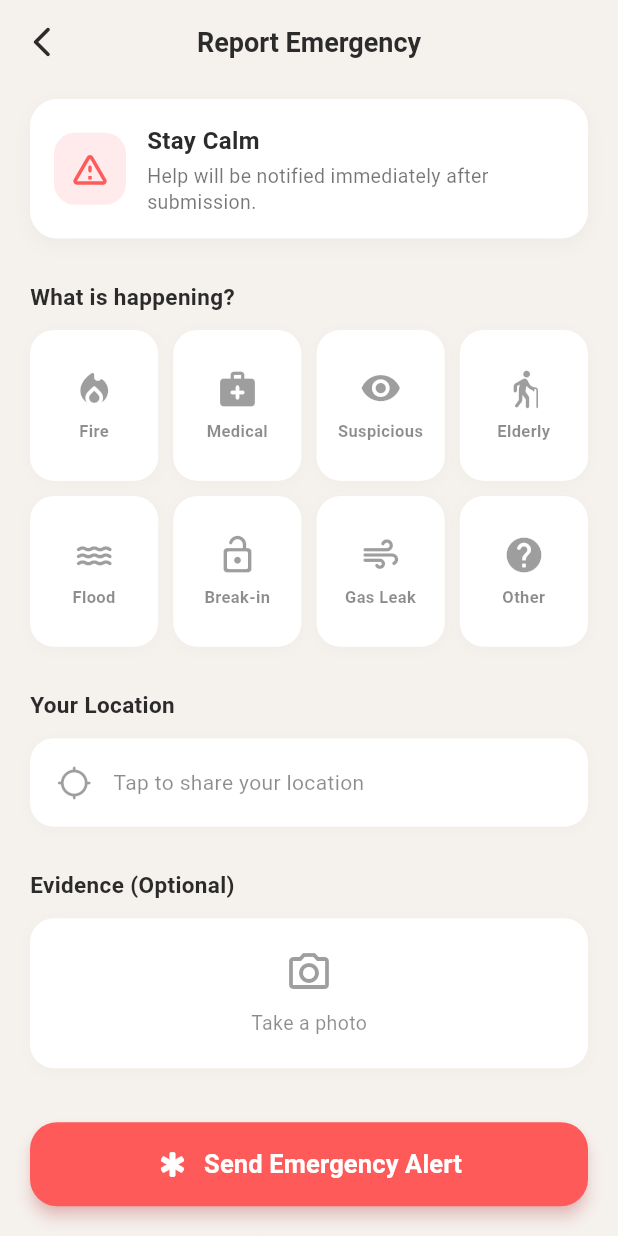
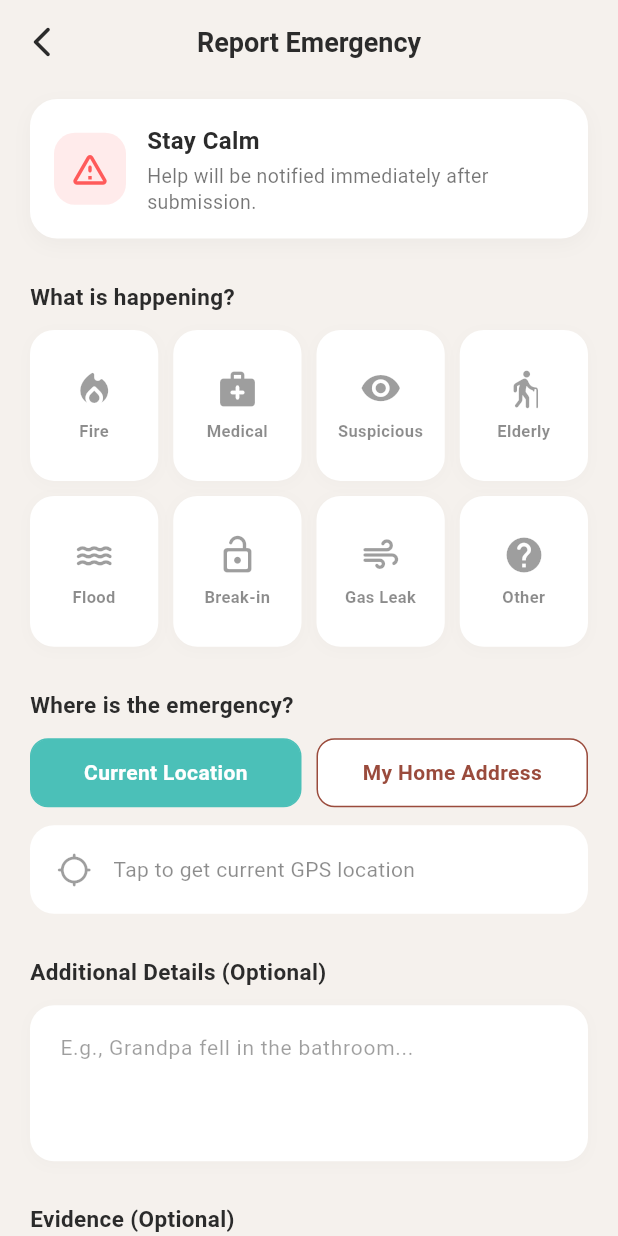
Before and after one commit to Jiazheng23/JiranMu-CommunityApp, a Flutter app: the EmergencyForm screen opened directly, on a phone screen of 412 x 824 dp. Run offline on Flutter 3.47's test engine with Material 3 defaults, Android fonts, the phone set to English and light mode, and no system bars; our stand-ins replace geolocator, google_maps_flutter, image_picker, qr_flutter, supabase_flutter, table_calendar; missing offline and left inert: mobile_scanner; accounts and stored records are empty.

Commit message:
merge master and resident emergency_form and floating button

```diff
--- a/lib/resident/emergency_form.dart
+++ b/lib/resident/emergency_form.dart
@@ -20,19 +20,19 @@ class _EmergencyFormState extends State<EmergencyForm> {
   static const Color primaryColor = Color(0xFF9A4B3C);
   static const Color textDark     = Color(0xFF2B2B2B);
 
-  // ── Emergency type selection ──
+  // ── State variables ──
   String? selectedType;
+  File? evidenceFile;
+  final TextEditingController _descController = TextEditingController(); // 📝 新增：描述控制器
 
-  // ── Evidence image ──
-  File? evidenceFile;
-
-  // ── Location ──
   double? latitude;
   double? longitude;
   bool isLocating  = false;
   bool isSubmitting = false;
 
-  // Emergency type options with icons + colors
+  bool useHomeAddress = false; // 🏠 新增：是否使用家庭住址
+
+  // Emergency type options
   final List<Map<String, dynamic>> emergencyTypes = [
     {'type': 'Fire',            'icon': Icons.local_fire_department_rounded, 'color': Color(0xFFFF5A5A), 'label': 'Fire'},
     {'type': 'Medical',         'icon': Icons.medical_services_rounded,      'color': Color(0xFFFF8C42), 'label': 'Medical'},
@@ -46,6 +46,7 @@ class _EmergencyFormState extends State<EmergencyForm> {
 
   @override
   void dispose() {
+    _descController.dispose();
     super.dispose();
   }
 
@@ -93,10 +94,10 @@ class _EmergencyFormState extends State<EmergencyForm> {
       return;
     }
 
-    // 🔥 建议加上这个拦截：没有位置不让提交
-    if (latitude == null || longitude == null) {
+    // 🚨 拦截验证：如果不是家庭住址，且没有 GPS，不让提交
+    if (!useHomeAddress && (latitude == null || longitude == null)) {
       ScaffoldMessenger.of(context).showSnackBar(const SnackBar(
-          content: Text("Please provide your location so help can find you."),
+          content: Text("Please provide your current location or select 'Home Address'."),
           backgroundColor: Colors.orange));
       return;
     }
@@ -107,10 +108,10 @@ class _EmergencyFormState extends State<EmergencyForm> {
       final userId = supabase.auth.currentUser?.id;
       String? evidenceUrl;
 
-      // Upload evidence image if provided
+      // Upload evidence image
       if (evidenceFile != null) {
         final fileName = 'report_${DateTime.now().millisecondsSinceEpoch}.jpg';
-        final path = 'public/$fileName'; // 存在 public 文件夹下
+        final path = 'public/$fileName';
         await supabase.storage.from('emergency_evidence').upload(path, evidenceFile!);
         evidenceUrl = supabase.storage.from('emergency_evidence').getPublicUrl(path);
       }
@@ -119,14 +120,16 @@ class _EmergencyFormState extends State<EmergencyForm> {
       await supabase.from('emergency').insert({
         'user_id':      userId,
         'type':         selectedType,
-        'status':       'active', // 🔥 这里改回 'active'
-        'latitude':     latitude,
-        'longitude':    longitude,
-        'report_evidence_url': evidenceUrl, // ✅ 这里的命名非常正确！
+        'status':       'active', // 🔥 已修正：直接变成 active 让保安看到
+        'latitude':     useHomeAddress ? null : latitude,
+        'longitude':    useHomeAddress ? null : longitude,
+        'is_home_address': useHomeAddress, // 🏠 记录是否是家庭住址
+        'description':  _descController.text.trim().isEmpty ? null : _descController.text.trim(), // 📝 保存描述
+        'report_evidence_url': evidenceUrl,
       });
 
       if (mounted) {
-        Navigator.pop(context); // 提交成功后返回 Home
+        Navigator.pop(context);
         ScaffoldMessenger.of(context).showSnackBar(const SnackBar(
             content: Text("🚨 Emergency reported! Help is on the way."),
             backgroundColor: Color(0xFF6B8E6B),
@@ -146,7 +149,6 @@ class _EmergencyFormState extends State<EmergencyForm> {
 
   @override
   Widget build(BuildContext context) {
-    // 修复：改用 Scaffold 作为根组件
     return Scaffold(
       backgroundColor: bgColor,
       appBar: AppBar(
@@ -172,39 +174,24 @@ class _EmergencyFormState extends State<EmergencyForm> {
               Container(
                 padding: const EdgeInsets.all(16),
                 decoration: BoxDecoration(
-                  color: Colors.white,
-                  borderRadius: BorderRadius.circular(18),
-                  boxShadow: [
-                    BoxShadow(
-                      color: Colors.black.withOpacity(0.03),
-                      blurRadius: 10,
-                      offset: const Offset(0, 4),
-                    ),
-                  ],
+                  color: Colors.white, borderRadius: BorderRadius.circular(18),
+                  boxShadow: [BoxShadow(color: Colors.black.withOpacity(0.03), blurRadius: 10, offset: const Offset(0, 4))],
                 ),
                 child: Row(
                   children: [
                     Container(
                       padding: const EdgeInsets.all(10),
-                      decoration: BoxDecoration(
-                          color: const Color(0xFFFF5A5A).withOpacity(0.12),
-                          borderRadius: BorderRadius.circular(14)),
-                      child: const Icon(Icons.warning_amber_rounded,
-                          color: Color(0xFFFF5A5A), size: 28),
+                      decoration: BoxDecoration(color: const Color(0xFFFF5A5A).withOpacity(0.12), borderRadius: BorderRadius.circular(14)),
+                      child: const Icon(Icons.warning_amber_rounded, color: Color(0xFFFF5A5A), size: 28),
                     ),
                     const SizedBox(width: 14),
                     const Expanded(
                       child: Column(
                         crossAxisAlignment: CrossAxisAlignment.start,
                         children: [
-                          Text("Stay Calm",
-                              style: TextStyle(
-                                  fontSize: 16,
-                                  fontWeight: FontWeight.bold,
-                                  color: textDark)),
+                          Text("Stay Calm", style: TextStyle(fontSize: 16, fontWeight: FontWeight.bold, color: textDark)),
                           SizedBox(height: 4),
-                          Text("Help will be notified immediately after submission.",
-                              style: TextStyle(fontSize: 13, color: Colors.black54, height: 1.3)),
+                          Text("Help will be notified immediately after submission.", style: TextStyle(fontSize: 13, color: Colors.black54, height: 1.3)),
                         ],
                       ),
                     ),
@@ -215,18 +202,11 @@ class _EmergencyFormState extends State<EmergencyForm> {
               const SizedBox(height: 28),
 
               // ── Emergency type grid ──
-              const Text("What is happening?",
-                  style: TextStyle(
-                      fontSize: 15, fontWeight: FontWeight.bold, color: textDark)),
+              const Text("What is happening?", style: TextStyle(fontSize: 15, fontWeight: FontWeight.bold, color: textDark)),
               const SizedBox(height: 12),
-
               GridView.count(
-                crossAxisCount: 4,
-                shrinkWrap: true,
-                physics: const NeverScrollableScrollPhysics(),
-                mainAxisSpacing: 10,
-                crossAxisSpacing: 10,
-                childAspectRatio: 0.85,
+                crossAxisCount: 4, shrinkWrap: true, physics: const NeverScrollableScrollPhysics(),
+                mainAxisSpacing: 10, crossAxisSpacing: 10, childAspectRatio: 0.85,
                 children: emergencyTypes.map((e) {
                   final bool isSelected = selectedType == e['type'];
                   final Color typeColor = e['color'] as Color;
@@ -235,35 +215,17 @@ class _EmergencyFormState extends State<EmergencyForm> {
                     child: AnimatedContainer(
                       duration: const Duration(milliseconds: 180),
                       decoration: BoxDecoration(
-                        color: isSelected
-                            ? typeColor.withOpacity(0.15)
-                            : Colors.white,
+                        color: isSelected ? typeColor.withOpacity(0.15) : Colors.white,
                         borderRadius: BorderRadius.circular(16),
-                        border: Border.all(
-                            color: isSelected ? typeColor : Colors.transparent,
-                            width: 2),
-                        boxShadow: [
-                          if (!isSelected)
-                            BoxShadow(
-                              color: Colors.black.withOpacity(0.02),
-                              blurRadius: 8,
-                              offset: const Offset(0, 2),
-                            ),
-                        ],
+                        border: Border.all(color: isSelected ? typeColor : Colors.transparent, width: 2),
+                        boxShadow: [if (!isSelected) BoxShadow(color: Colors.black.withOpacity(0.02), blurRadius: 8, offset: const Offset(0, 2))],
                       ),
                       child: Column(
                         mainAxisAlignment: MainAxisAlignment.center,
                         children: [
-                          Icon(e['icon'] as IconData,
-                              color: isSelected ? typeColor : Colors.black38,
-                              size: 28),
+                          Icon(e['icon'] as IconData, color: isSelected ? typeColor : Colors.black38, size: 28),
                           const SizedBox(height: 6),
-                          Text(e['label'] as String,
-                              textAlign: TextAlign.center,
-                              style: TextStyle(
-                                  fontSize: 11,
-                                  fontWeight: FontWeight.w600,
-                                  color: isSelected ? typeColor : Colors.black45)),
+                          Text(e['label'] as String, textAlign: TextAlign.center, style: TextStyle(fontSize: 11, fontWeight: FontWeight.w600, color: isSelected ? typeColor : Colors.black45)),
                         ],
                       ),
                     ),
@@ -273,67 +235,85 @@ class _EmergencyFormState extends State<EmergencyForm> {
 
               const SizedBox(height: 28),
 
-              // ── Location ──
-              const Text("Your Location",
-                  style: TextStyle(
-                      fontSize: 15, fontWeight: FontWeight.bold, color: textDark)),
+              // ── Location Section ──
+              const Text("Where is the emergency?", style: TextStyle(fontSize: 15, fontWeight: FontWeight.bold, color: textDark)),
               const SizedBox(height: 12),
 
+              // 🏠 切换：当前位置 vs 家庭地址
+              Row(
+                children: [
+                  Expanded(
+                    child: GestureDetector(
+                      onTap: () => setState(() => useHomeAddress = false),
+                      child: Container(
+                        padding: const EdgeInsets.symmetric(vertical: 12),
+                        decoration: BoxDecoration(
+                          color: !useHomeAddress ? const Color(0xFF4BC0B8) : Colors.white,
+                          borderRadius: BorderRadius.circular(12),
+                          border: Border.all(color: const Color(0xFF4BC0B8)),
+                        ),
+                        child: Center(
+                          child: Text("Current Location", style: TextStyle(fontWeight: FontWeight.bold, color: !useHomeAddress ? Colors.white : const Color(0xFF4BC0B8))),
+                        ),
+                      ),
+                    ),
+                  ),
+                  const SizedBox(width: 10),
+                  Expanded(
+                    child: GestureDetector(
+                      onTap: () => setState(() => useHomeAddress = true),
+                      child: Container(
+                        padding: const EdgeInsets.symmetric(vertical: 12),
+                        decoration: BoxDecoration(
+                          color: useHomeAddress ? primaryColor : Colors.white,
+                          borderRadius: BorderRadius.circular(12),
+                          border: Border.all(color: primaryColor),
+                        ),
+                        child: Center(
+                          child: Text("My Home Address", style: TextStyle(fontWeight: FontWeight.bold, color: useHomeAddress ? Colors.white : primaryColor)),
+                        ),
+                      ),
+                    ),
+                  ),
+                ],
+              ),
+              const SizedBox(height: 12),
+
+              // 根据选择显示不同的内容
+              if (useHomeAddress)
+                Container(
+                  padding: const EdgeInsets.all(16),
+                  decoration: BoxDecoration(color: primaryColor.withOpacity(0.08), borderRadius: BorderRadius.circular(16)),
+                  child: const Row(
+                    children: [
+                      Icon(Icons.home_rounded, color: primaryColor, size: 24),
+                      SizedBox(width: 14),
+                      Expanded(child: Text("Help will be dispatched to your registered apartment unit.", style: TextStyle(color: primaryColor, fontWeight: FontWeight.w600, fontSize: 13, height: 1.4))),
+                    ],
+                  ),
+                )
+              else
                 GestureDetector(
                   onTap: isLocating ? null : _getLocation,
                   child: Container(
                     padding: const EdgeInsets.symmetric(horizontal: 16, vertical: 16),
                     decoration: BoxDecoration(
-                    color: latitude != null
-                        ? const Color(0xFF4BC0B8).withOpacity(0.08)
-                        : Colors.white,
+                      color: latitude != null ? const Color(0xFF4BC0B8).withOpacity(0.08) : Colors.white,
                       borderRadius: BorderRadius.circular(16),
-                    border: Border.all(
-                        color: latitude != null
-                            ? const Color(0xFF4BC0B8)
-                            : Colors.transparent,
-                        width: 1.5),
-                    boxShadow: [
-                      if (latitude == null)
-                        BoxShadow(
-                          color: Colors.black.withOpacity(0.02),
-                          blurRadius: 8,
-                          offset: const Offset(0, 2),
-                        ),
-                    ],
+                      border: Border.all(color: latitude != null ? const Color(0xFF4BC0B8) : Colors.transparent, width: 1.5),
                     ),
                     child: Row(
                       children: [
-                      Icon(
-                          latitude != null
-                              ? Icons.location_on_rounded
-                              : Icons.location_searching_rounded,
-                          color: latitude != null
-                              ? const Color(0xFF4BC0B8)
-                              : Colors.black38,
-                          size: 24),
+                        Icon(latitude != null ? Icons.location_on_rounded : Icons.location_searching_rounded, color: latitude != null ? const Color(0xFF4BC0B8) : Colors.black38, size: 24),
                         const SizedBox(width: 14),
                         Expanded(
                           child: isLocating
-                            ? const Text("Getting your location...",
-                            style: TextStyle(color: Colors.black45, fontSize: 14))
+                              ? const Text("Getting your location...", style: TextStyle(color: Colors.black45, fontSize: 14))
                               : latitude != null
-                            ? Text(
-                            "Location captured  ✓\nLat: ${latitude!.toStringAsFixed(4)}, Lng: ${longitude!.toStringAsFixed(4)}",
-                            style: const TextStyle(
-                                color: Color(0xFF4BC0B8),
-                                fontWeight: FontWeight.w600,
-                                fontSize: 13,
-                                height: 1.4))
-                            : const Text("Tap to share your location",
-                            style: TextStyle(
-                                color: Colors.black45, fontSize: 14)),
+                              ? Text("Location captured  ✓\nLat: ${latitude!.toStringAsFixed(4)}, Lng: ${longitude!.toStringAsFixed(4)}", style: const TextStyle(color: Color(0xFF4BC0B8), fontWeight: FontWeight.w600, fontSize: 13, height: 1.4))
+                              : const Text("Tap to get current GPS location", style: TextStyle(color: Colors.black45, fontSize: 14)),
                         ),
-                      if (isLocating)
-                        const SizedBox(
-                            width: 18,
-                            height: 18,
-                            child: CircularProgressIndicator(strokeWidth: 2)),
+                        if (isLocating) const SizedBox(width: 18, height: 18, child: CircularProgressIndicator(strokeWidth: 2)),
                       ],
                     ),
                   ),
@@ -341,62 +321,50 @@ class _EmergencyFormState extends State<EmergencyForm> {
 
               const SizedBox(height: 28),
 
+              // ── Description (Optional) ──
+              // 📝 新增：选填描述框
+              const Text("Additional Details (Optional)", style: TextStyle(fontSize: 15, fontWeight: FontWeight.bold, color: textDark)),
+              const SizedBox(height: 12),
+              Container(
+                decoration: BoxDecoration(
+                  color: Colors.white, borderRadius: BorderRadius.circular(16),
+                  boxShadow: [BoxShadow(color: Colors.black.withOpacity(0.02), blurRadius: 8, offset: const Offset(0, 2))],
+                ),
+                child: TextField(
+                  controller: _descController,
+                  maxLines: 3,
+                  decoration: InputDecoration(
+                    hintText: "E.g., Grandpa fell in the bathroom...",
+                    hintStyle: const TextStyle(color: Colors.black38, fontSize: 14),
+                    border: OutlineInputBorder(borderRadius: BorderRadius.circular(16), borderSide: BorderSide.none),
+                    contentPadding: const EdgeInsets.all(16),
+                  ),
+                ),
+              ),
+
+              const SizedBox(height: 28),
+
               // ── Evidence photo ──
-              const Text("Evidence (Optional)",
-                  style: TextStyle(
-                      fontSize: 15, fontWeight: FontWeight.bold, color: textDark)),
+              const Text("Evidence (Optional)", style: TextStyle(fontSize: 15, fontWeight: FontWeight.bold, color: textDark)),
               const SizedBox(height: 12),
-
               GestureDetector(
                 onTap: _pickEvidence,
                 child: Container(
-                  height: evidenceFile != null ? 180 : 100,
-                  width: double.infinity,
-                  decoration: BoxDecoration(
-                    color: Colors.white,
-                    borderRadius: BorderRadius.circular(16),
-                    boxShadow: [
-                      BoxShadow(
-                        color: Colors.black.withOpacity(0.02),
-                        blurRadius: 8,
-                        offset: const Offset(0, 2),
-                      ),
-                    ],
-                  ),
+                  height: evidenceFile != null ? 180 : 100, width: double.infinity,
+                  decoration: BoxDecoration(color: Colors.white, borderRadius: BorderRadius.circular(16), boxShadow: [BoxShadow(color: Colors.black.withOpacity(0.02), blurRadius: 8, offset: const Offset(0, 2))]),
                   child: evidenceFile != null
                       ? Stack(
                     children: [
-                      ClipRRect(
-                        borderRadius: BorderRadius.circular(16),
-                        child: Image.file(evidenceFile!,
-                            width: double.infinity,
-                            height: 180,
-                            fit: BoxFit.cover),
-                      ),
-                      Positioned(
-                        top: 10, right: 10,
-                        child: GestureDetector(
-                          onTap: () => setState(() => evidenceFile = null),
-                          child: Container(
-                            padding: const EdgeInsets.all(6),
-                            decoration: const BoxDecoration(
-                                color: Colors.redAccent, shape: BoxShape.circle),
-                            child: const Icon(Icons.close,
-                                color: Colors.white, size: 16),
-                          ),
-                        ),
-                      ),
+                      ClipRRect(borderRadius: BorderRadius.circular(16), child: Image.file(evidenceFile!, width: double.infinity, height: 180, fit: BoxFit.cover)),
+                      Positioned(top: 10, right: 10, child: GestureDetector(onTap: () => setState(() => evidenceFile = null), child: Container(padding: const EdgeInsets.all(6), decoration: const BoxDecoration(color: Colors.redAccent, shape: BoxShape.circle), child: const Icon(Icons.close, color: Colors.white, size: 16)))),
                     ],
                   )
                       : Column(
                     mainAxisAlignment: MainAxisAlignment.center,
                     children: const [
-                      Icon(Icons.camera_alt_outlined,
-                          color: Colors.black38, size: 32),
+                      Icon(Icons.camera_alt_outlined, color: Colors.black38, size: 32),
                       SizedBox(height: 8),
-                      Text("Take a photo",
-                          style: TextStyle(
-                              color: Colors.black45, fontSize: 13)),
+                      Text("Take a photo", style: TextStyle(color: Colors.black45, fontSize: 13)),
                     ],
                   ),
                 ),
@@ -406,48 +374,18 @@ class _EmergencyFormState extends State<EmergencyForm> {
 
               // ── Submit button ──
               SizedBox(
-                width: double.infinity,
-                height: 56,
+                width: double.infinity, height: 56,
                 child: ElevatedButton(
-                  style: ElevatedButton.styleFrom(
-                      backgroundColor: const Color(0xFFFF5A5A),
-                      disabledBackgroundColor: Colors.red.withOpacity(0.4),
-                      shape: RoundedRectangleBorder(
-                          borderRadius: BorderRadius.circular(18)),
-                      elevation: 4,
-                      shadowColor: const Color(0xFFFF5A5A).withOpacity(0.5)),
+                  style: ElevatedButton.styleFrom(backgroundColor: const Color(0xFFFF5A5A), disabledBackgroundColor: Colors.red.withOpacity(0.4), shape: RoundedRectangleBorder(borderRadius: BorderRadius.circular(18)), elevation: 4, shadowColor: const Color(0xFFFF5A5A).withOpacity(0.5)),
                   onPressed: isSubmitting ? null : _submit,
                   child: isSubmitting
-                      ? const SizedBox(
-                      height: 24, width: 24,
-                      child: CircularProgressIndicator(
-                          color: Colors.white, strokeWidth: 2.5))
-                      : const Row(
-                    mainAxisAlignment: MainAxisAlignment.center,
-                    children: [
-                      Icon(Icons.emergency_rounded,
-                          color: Colors.white, size: 22),
-                      SizedBox(width: 10),
-                      Text("Send Emergency Alert",
-                          style: TextStyle(
-                              color: Colors.white,
-                              fontSize: 17,
-                              fontWeight: FontWeight.bold)),
-                    ],
-                  ),
+                      ? const SizedBox(height: 24, width: 24, child: CircularProgressIndicator(color: Colors.white, strokeWidth: 2.5))
+                      : const Row(mainAxisAlignment: MainAxisAlignment.center, children: [Icon(Icons.emergency_rounded, color: Colors.white, size: 22), SizedBox(width: 10), Text("Send Emergency Alert", style: TextStyle(color: Colors.white, fontSize: 17, fontWeight: FontWeight.bold))]),
                 ),
               ),
 
               const SizedBox(height: 16),
-
-              // ── Disclaimer ──
-              const Center(
-                child: Text(
-                  "Only use for real emergencies.\nFalse reports may result in penalties.",
-                  textAlign: TextAlign.center,
-                  style: TextStyle(fontSize: 12, color: Colors.black45, height: 1.4),
-                ),
-              ),
+              const Center(child: Text("Only use for real emergencies.\nFalse reports may result in penalties.", textAlign: TextAlign.center, style: TextStyle(fontSize: 12, color: Colors.black45, height: 1.4))),
               const SizedBox(height: 30),
             ],
           ),
```
Lines whose indentation alone changed are shown as unchanged.
